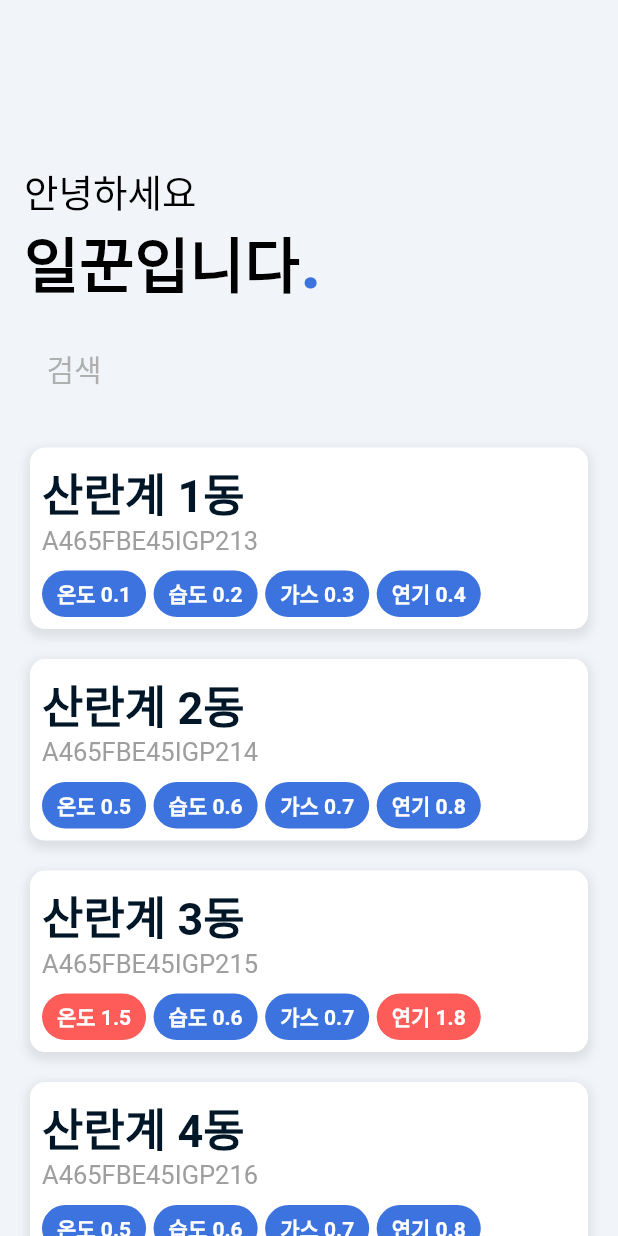
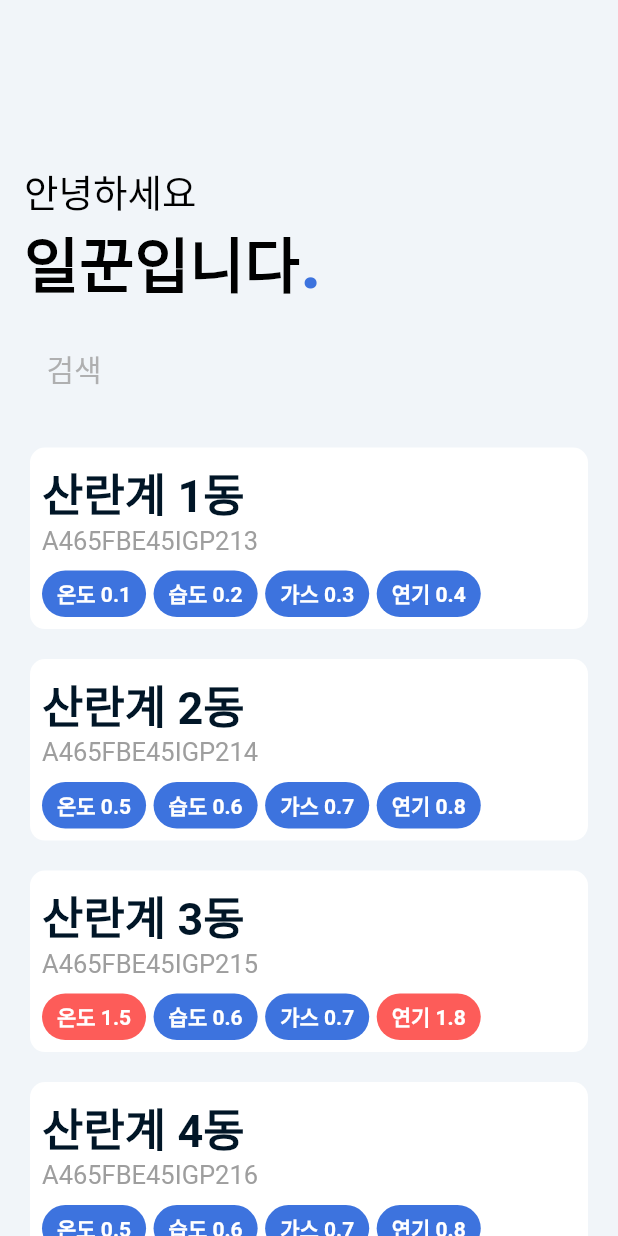
Before and after one commit to Ilggun/ilggun_client, a Flutter app: the screen it shows after launch, on a phone screen of 412 x 824 dp. Run offline on Flutter 3.47's test engine with Material 2 defaults, Android fonts, the phone set to English and light mode, and no system bars; drawn by our look-alikes of flutter_slidable; our stand-ins replace fl_chart, get; Roboto replaces fonts that are missing (NanumGothic, NanumMyeongjo).

Commit message:
[Update] 그림자 스타일 제거

```diff
--- a/lib/style/shadowStyle.dart
+++ b/lib/style/shadowStyle.dart
@@ -5,7 +5,7 @@ class ShadowStyle {
   static List<BoxShadow> shadow() {
     List<BoxShadow> shadow = [
       BoxShadow(
-        color: Colors.black.withOpacity(0.09),
+        color: Colors.black.withOpacity(0.00),
         spreadRadius: 2,
         blurRadius: 5,
         offset: Offset(0, 3),
```
